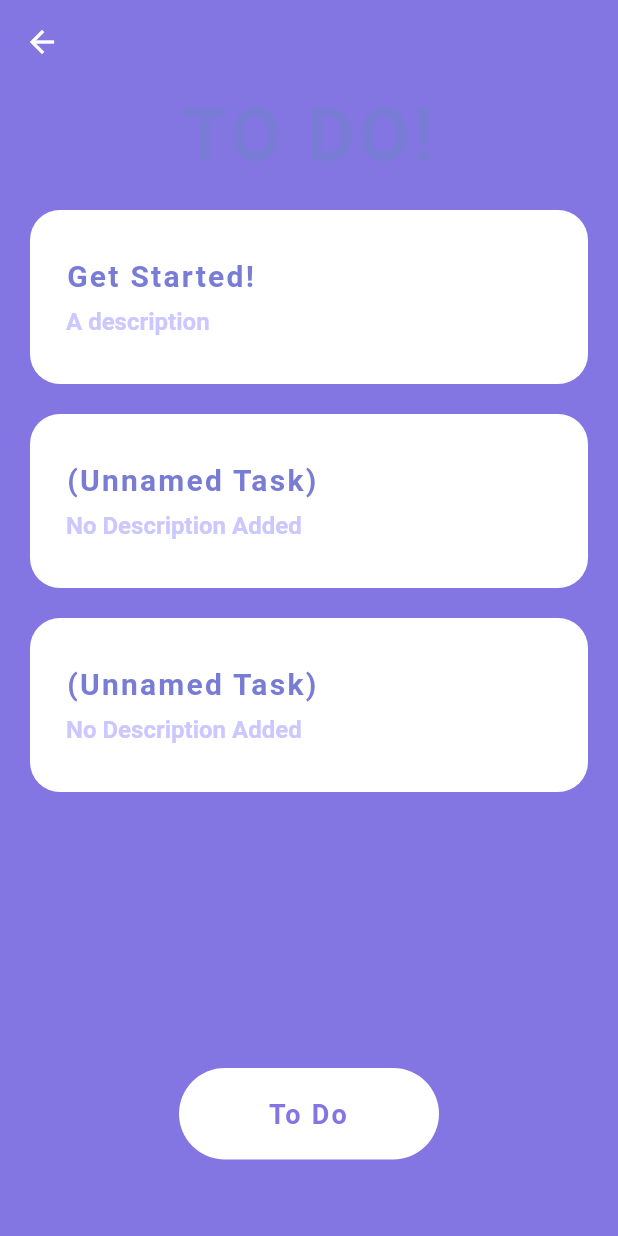
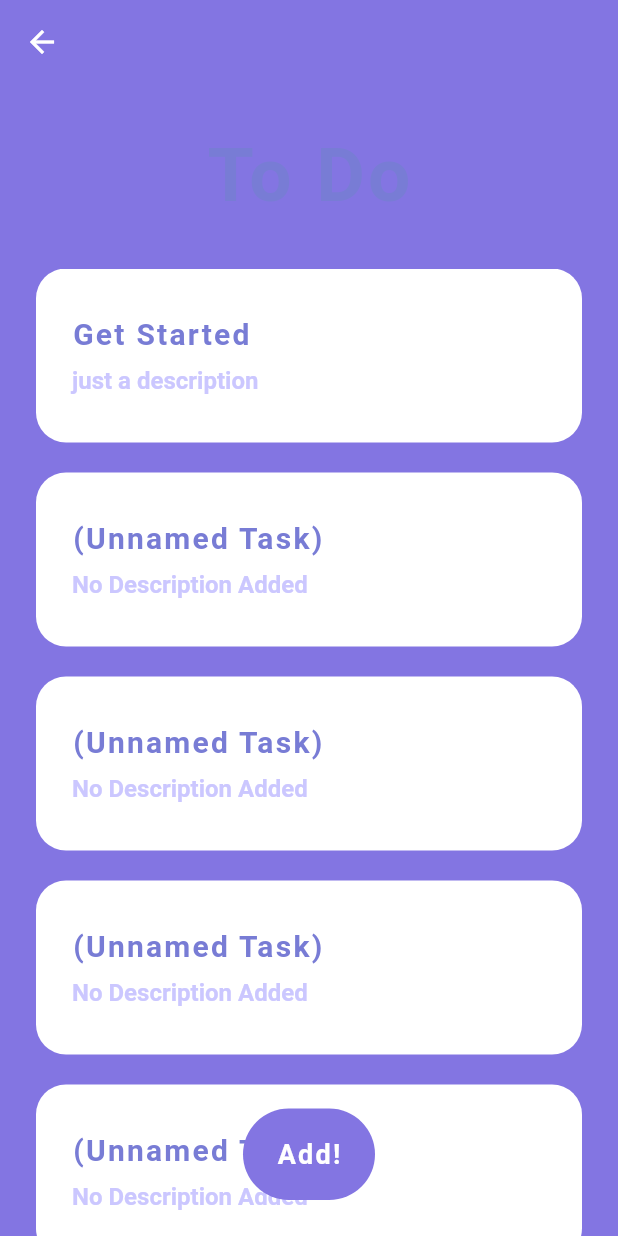
Before and after one commit to aymen-ziouche/To-Do-App, a Flutter app: the Todo screen opened by its route, on a phone screen of 412 x 824 dp. Run offline on Flutter 3.47's test engine with Material 2 defaults, Android fonts, the phone set to English and light mode, and no system bars.

Commit message:
Another Commit

```diff
--- a/lib/main.dart
+++ b/lib/main.dart
@@ -1,6 +1,7 @@
 import 'package:flutter/material.dart';
 import 'package:my_app/pages/Todo.dart';
 import 'package:my_app/pages/login.dart';
+import 'package:my_app/pages/taskpage.dart';
 import 'pages/home.dart';
 import 'pages/signup.dart';
 
@@ -10,5 +11,6 @@ void main() => runApp(MaterialApp(
         '/login': (context) => Login(),
         '/signup': (context) => Signup(),
         '/todo': (context) => Todo(),
+        '/taskpage': (context) => Taskpage()
       },
     ));
--- a/lib/pages/Todo.dart
+++ b/lib/pages/Todo.dart
@@ -10,68 +10,73 @@ class _TodoState extends State<Todo> {
   @override
   Widget build(BuildContext context) {
     return Scaffold(
+      appBar: AppBar(
         backgroundColor: Color.fromRGBO(131, 117, 226, 1),
-        appBar: AppBar(
-          backgroundColor: Colors.transparent,
         elevation: 0,
       ),
-        body: Stack(
+      body: SafeArea(
+        child: Container(
+          width: double.infinity,
+          padding: EdgeInsets.symmetric(horizontal: 24.0),
+          color: Color.fromRGBO(131, 117, 226, 1),
+          child: Stack(
+            alignment: Alignment.bottomCenter,
             children: [
-            Padding(
-                padding: const EdgeInsets.fromLTRB(20.0, 5.0, 20.0, 50),
-                child: Column(
+              Column(
                 crossAxisAlignment: CrossAxisAlignment.start,
-                    children: <Widget>[
-                      Center(
-                        child: Column(
                 children: [
-                            Text(
-                              "TO DO!",
+                  Container(
+                      margin: EdgeInsets.only(
+                        top: 32.0,
+                        bottom: 32.0,
+                      ),
+                      child: Center(
+                        child: Text(
+                          'To Do',
                           style: TextStyle(
                             color: Color.fromRGBO(120, 124, 213, 1),
                             fontWeight: FontWeight.bold,
                             fontSize: 50.0,
                             letterSpacing: 2.0,
                           ),
-                              textAlign: TextAlign.center,
                         ),
-                            SizedBox(height: 20),
-                            // The Cards
+                      )),
+                  Expanded(
+                      child: ListView(
+                    children: [
                       TaskCardWidget(
-                              title: "Get Started!",
-                              desc: "A description",
+                        title: "Get Started",
+                        desc: "just a description",
                       ),
                       TaskCardWidget(),
                       TaskCardWidget(),
+                      TaskCardWidget(),
+                      TaskCardWidget(),
+                      TaskCardWidget(),
+                      TaskCardWidget(),
+                    ],
+                  )),
                 ],
               ),
-                      ),
-                      Spacer(
-                        flex: 1,
-                      ),
+              Spacer(flex: 1),
               Positioned(
-                        bottom: 10,
-                        left: 10,
-                        right: 10,
-                        child: Padding(
-                            padding: const EdgeInsets.only(
-                                left: 10, right: 10, bottom: 1),
+                bottom: 24.0,
                 child: Center(
-                                child: Column(
-                              children: [
-                                FlatButton(
-                                  onPressed: () {},
-                                  color: Colors.white,
-                                  padding: EdgeInsets.fromLTRB(60, 20, 60, 20),
+                  child: FlatButton(
+                    onPressed: () {
+                      Navigator.pushNamed(context, '/taskpage');
+                    },
+                    color: Color.fromRGBO(131, 117, 226, 1),
+                    padding: EdgeInsets.fromLTRB(20, 20, 20, 20),
                     shape: RoundedRectangleBorder(
-                                    borderRadius: BorderRadius.circular(40.0),
+                      borderRadius: BorderRadius.circular(50.0),
                     ),
                     splashColor: Colors.transparent,
                     highlightColor: Colors.transparent,
                     child: Text(
-                                    "To Do",
+                      "Add!",
                       style: TextStyle(
-                                      color: Color.fromRGBO(131, 117, 226, 1),
+                        color: Colors.white,
                         fontWeight: FontWeight.bold,
                         fontSize: 18.0,
                         letterSpacing: 1.5,
@@ -79,11 +84,15 @@ class _TodoState extends State<Todo> {
                       textAlign: TextAlign.center,
                     ),
                   ),
+                ),
+              )
             ],
-                            ))),
-                      )
-                    ])),
-          ],
-        ));
+          ),
+        ),
+      ),
+    );
   }
 }
+
+
+// scafold => safearea => container => stack => column and postioned inside stack => listview and logo inside container =>
--- a/pubspec.yaml
+++ b/pubspec.yaml
@@ -34,6 +34,7 @@ dev_dependencies:
     sdk: flutter
   integration_test:
     sdk: flutter
+  #shared_preferences: ^0.5.12+4
 
 # For information on the generic Dart part of this file, see the
 # following page: https://dart.dev/tools/pub/pubspec
```
Also changed, not shown: lib/pages/taskpage.dart (added, +93 -0 lines), lib/widget.dart (+39 -0 lines), assets/add_icon.png (added), assets/back_arrow_icon.png (added), assets/check_icon.png (added), assets/delete_icon.png (added), 1 other file. Lines whose indentation alone changed are shown as unchanged.
